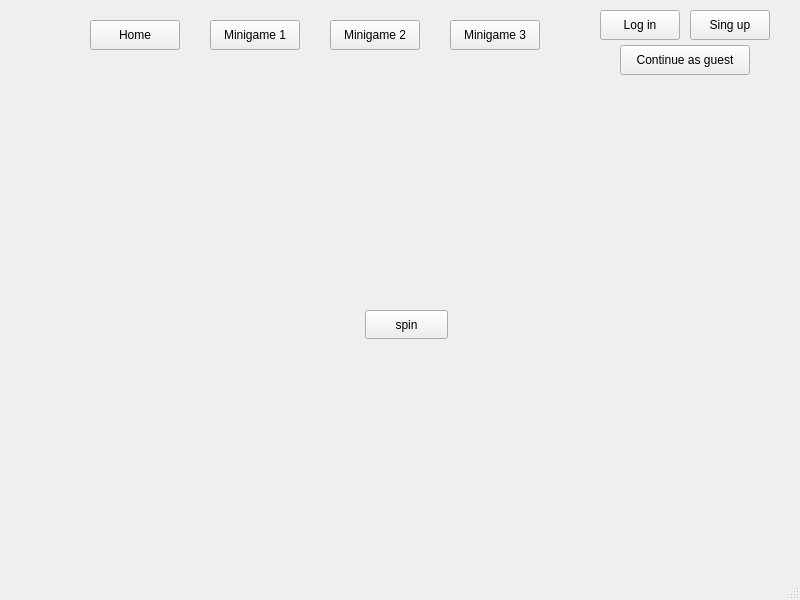
Above: mainwindow.ui from MateuszWiewiora/Casino-Qt before the change. Below: the same form after it.
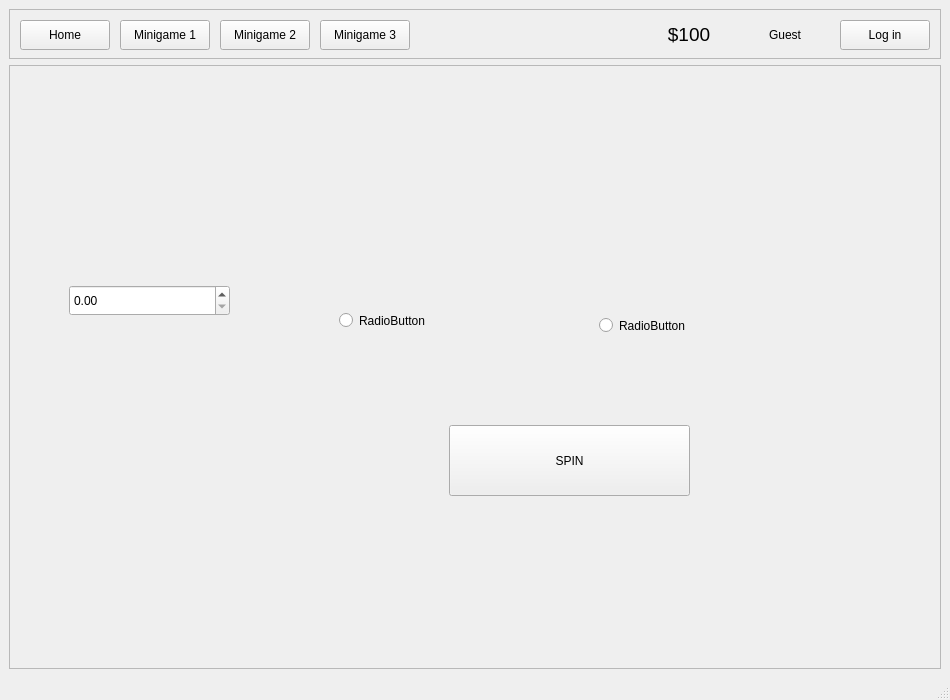
That is the form after the change. The open tabs and pages were chosen to show the change.

```diff
--- a/mainwindow.ui
+++ b/mainwindow.ui
@@ -6,19 +6,68 @@
    <rect>
     <x>0</x>
     <y>0</y>
-    <width>800</width>
-    <height>600</height>
+    <width>950</width>
+    <height>700</height>
    </rect>
   </property>
   <property name="windowTitle">
    <string>MainWindow</string>
   </property>
   <widget class="QWidget" name="centralwidget">
+   <layout class="QVBoxLayout" name="verticalLayout">
+    <item>
+     <widget class="QFrame" name="frame">
+      <property name="maximumSize">
+       <size>
+        <width>16777215</width>
+        <height>50</height>
+       </size>
+      </property>
+      <property name="frameShape">
+       <enum>QFrame::Shape::StyledPanel</enum>
+      </property>
+      <property name="frameShadow">
+       <enum>QFrame::Shadow::Raised</enum>
+      </property>
+      <layout class="QHBoxLayout" name="horizontalLayout">
+       <property name="leftMargin">
+        <number>0</number>
+       </property>
+       <property name="topMargin">
+        <number>0</number>
+       </property>
+       <property name="rightMargin">
+        <number>0</number>
+       </property>
+       <property name="bottomMargin">
+        <number>0</number>
+       </property>
+       <item>
+        <widget class="QWidget" name="widget" native="true">
+         <property name="minimumSize">
+          <size>
+           <width>0</width>
+           <height>50</height>
+          </size>
+         </property>
+         <widget class="QPushButton" name="homeButton">
+          <property name="geometry">
+           <rect>
+            <x>10</x>
+            <y>10</y>
+            <width>90</width>
+            <height>30</height>
+           </rect>
+          </property>
+          <property name="text">
+           <string>Home</string>
+          </property>
+         </widget>
    <widget class="QPushButton" name="Minigame1_Button">
     <property name="geometry">
      <rect>
-      <x>210</x>
-      <y>20</y>
+            <x>110</x>
+            <y>10</y>
       <width>90</width>
       <height>30</height>
      </rect>
@@ -30,8 +79,8 @@
    <widget class="QPushButton" name="Minigame2_Button">
     <property name="geometry">
      <rect>
-      <x>330</x>
-      <y>20</y>
+            <x>210</x>
+            <y>10</y>
       <width>90</width>
       <height>30</height>
      </rect>
@@ -43,22 +92,79 @@
    <widget class="QPushButton" name="Minigame3_Button">
     <property name="geometry">
      <rect>
-      <x>450</x>
-      <y>20</y>
+            <x>310</x>
+            <y>10</y>
       <width>90</width>
       <height>30</height>
      </rect>
     </property>
     <property name="text">
      <string>Minigame 3</string>
+          </property>
+         </widget>
+        </widget>
+       </item>
+       <item>
+        <widget class="QWidget" name="widget_2" native="true">
+         <property name="maximumSize">
+          <size>
+           <width>90</width>
+           <height>50</height>
+          </size>
+         </property>
+         <widget class="QLabel" name="cashLabel">
+          <property name="geometry">
+           <rect>
+            <x>0</x>
+            <y>10</y>
+            <width>90</width>
+            <height>30</height>
+           </rect>
+          </property>
+          <property name="font">
+           <font>
+            <pointsize>14</pointsize>
+           </font>
+          </property>
+          <property name="text">
+           <string>&lt;html&gt;&lt;head/&gt;&lt;body&gt;&lt;p&gt;$100&lt;/p&gt;&lt;/body&gt;&lt;/html&gt;</string>
+          </property>
+          <property name="alignment">
+           <set>Qt::AlignmentFlag::AlignCenter</set>
+          </property>
+         </widget>
+        </widget>
+       </item>
+       <item>
+        <widget class="QWidget" name="widget_3" native="true">
+         <property name="maximumSize">
+          <size>
+           <width>200</width>
+           <height>16777215</height>
+          </size>
+         </property>
+         <widget class="QLabel" name="label">
+          <property name="geometry">
+           <rect>
+            <x>0</x>
+            <y>10</y>
+            <width>90</width>
+            <height>30</height>
+           </rect>
+          </property>
+          <property name="text">
+           <string>Guest</string>
+          </property>
+          <property name="alignment">
+           <set>Qt::AlignmentFlag::AlignCenter</set>
     </property>
    </widget>
    <widget class="QPushButton" name="LoginButton">
     <property name="geometry">
      <rect>
-      <x>600</x>
+            <x>100</x>
       <y>10</y>
-      <width>80</width>
+            <width>90</width>
       <height>30</height>
      </rect>
     </property>
@@ -66,118 +172,101 @@
      <string>Log in</string>
     </property>
    </widget>
-   <widget class="QPushButton" name="SingupButton">
-    <property name="geometry">
-     <rect>
-      <x>690</x>
-      <y>10</y>
-      <width>80</width>
-      <height>30</height>
-     </rect>
-    </property>
-    <property name="text">
-     <string>Sing up</string>
-    </property>
-   </widget>
-   <widget class="QPushButton" name="GuestButton">
-    <property name="geometry">
-     <rect>
-      <x>620</x>
-      <y>45</y>
-      <width>130</width>
-      <height>30</height>
-     </rect>
-    </property>
-    <property name="text">
-     <string>Continue as guest</string>
-    </property>
-   </widget>
+        </widget>
+       </item>
+      </layout>
+     </widget>
+    </item>
+    <item>
+     <widget class="QFrame" name="frame_2">
+      <property name="frameShape">
+       <enum>QFrame::Shape::StyledPanel</enum>
+      </property>
+      <property name="frameShadow">
+       <enum>QFrame::Shadow::Raised</enum>
+      </property>
+      <layout class="QHBoxLayout" name="horizontalLayout_2">
+       <item>
    <widget class="QStackedWidget" name="stackedWidget">
-    <property name="geometry">
-     <rect>
-      <x>25</x>
-      <y>100</y>
-      <width>750</width>
-      <height>450</height>
-     </rect>
-    </property>
     <property name="currentIndex">
      <number>0</number>
     </property>
     <widget class="QWidget" name="homeWidget">
+          <layout class="QGridLayout" name="gridLayout_2">
+           <item row="0" column="0">
      <widget class="QPushButton" name="homeMinigame1_Button">
-      <property name="geometry">
-       <rect>
-        <x>75</x>
-        <y>80</y>
-        <width>150</width>
-        <height>150</height>
-       </rect>
-      </property>
       <property name="text">
        <string>Minigame 1</string>
       </property>
      </widget>
-     <widget class="QPushButton" name="homeMinigame2_Button">
-      <property name="geometry">
-       <rect>
-        <x>300</x>
-        <y>80</y>
-        <width>150</width>
-        <height>150</height>
-       </rect>
-      </property>
-      <property name="text">
-       <string>Minigame 2</string>
-      </property>
-     </widget>
+           </item>
+           <item row="0" column="2">
      <widget class="QPushButton" name="homeMinigame3_Button">
-      <property name="geometry">
-       <rect>
-        <x>525</x>
-        <y>80</y>
-        <width>150</width>
-        <height>150</height>
-       </rect>
-      </property>
       <property name="text">
        <string>Minigame 3</string>
       </property>
      </widget>
-     <widget class="QLabel" name="cashLabel">
-      <property name="geometry">
-       <rect>
-        <x>75</x>
-        <y>300</y>
-        <width>600</width>
-        <height>60</height>
-       </rect>
-      </property>
-      <property name="font">
-       <font>
-        <pointsize>14</pointsize>
-       </font>
-      </property>
+           </item>
+           <item row="0" column="1">
+            <widget class="QPushButton" name="homeMinigame2_Button">
       <property name="text">
-       <string>&lt;html&gt;&lt;head/&gt;&lt;body&gt;&lt;p&gt;&lt;span style=&quot; font-size:14pt;&quot;&gt;money&lt;/span&gt;&lt;/p&gt;&lt;/body&gt;&lt;/html&gt;</string>
-      </property>
-      <property name="alignment">
-       <set>Qt::AlignmentFlag::AlignRight|Qt::AlignmentFlag::AlignTrailing|Qt::AlignmentFlag::AlignVCenter</set>
-      </property>
-     </widget>
+              <string>Minigame 2</string>
+             </property>
+            </widget>
+           </item>
+          </layout>
     </widget>
     <widget class="QWidget" name="minigame1Widget">
-     <widget class="QPushButton" name="pushButton_2">
+          <widget class="QDoubleSpinBox" name="doubleSpinBox">
       <property name="geometry">
        <rect>
-        <x>340</x>
+             <x>50</x>
         <y>210</y>
-        <width>83</width>
-        <height>29</height>
-       </rect>
-      </property>
+             <width>161</width>
+             <height>31</height>
+            </rect>
+           </property>
+          </widget>
+          <widget class="QRadioButton" name="radioButton">
+           <property name="geometry">
+            <rect>
+             <x>320</x>
+             <y>200</y>
+             <width>211</width>
+             <height>91</height>
+            </rect>
+           </property>
       <property name="text">
-       <string>spin</string>
+            <string>RadioButton</string>
+           </property>
+          </widget>
+          <widget class="QRadioButton" name="radioButton_2">
+           <property name="geometry">
+            <rect>
+             <x>580</x>
+             <y>200</y>
+             <width>221</width>
+             <height>101</height>
+            </rect>
+           </property>
+           <property name="layoutDirection">
+            <enum>Qt::LayoutDirection::LeftToRight</enum>
+           </property>
+           <property name="text">
+            <string>RadioButton</string>
+           </property>
+          </widget>
+          <widget class="QPushButton" name="pushButton">
+           <property name="geometry">
+            <rect>
+             <x>430</x>
+             <y>350</y>
+             <width>241</width>
+             <height>71</height>
+            </rect>
+           </property>
+           <property name="text">
+            <string>SPIN</string>
       </property>
      </widget>
     </widget>
@@ -212,27 +301,19 @@
      </widget>
     </widget>
    </widget>
-   <widget class="QPushButton" name="homeButton">
-    <property name="geometry">
-     <rect>
-      <x>90</x>
-      <y>20</y>
-      <width>90</width>
-      <height>30</height>
-     </rect>
-    </property>
-    <property name="text">
-     <string>Home</string>
-    </property>
-   </widget>
+       </item>
+      </layout>
+     </widget>
+    </item>
+   </layout>
   </widget>
   <widget class="QMenuBar" name="menubar">
    <property name="geometry">
     <rect>
      <x>0</x>
      <y>0</y>
-     <width>800</width>
-     <height>25</height>
+     <width>950</width>
+     <height>21</height>
     </rect>
    </property>
   </widget>
```
Lines whose indentation alone changed are shown as unchanged.
